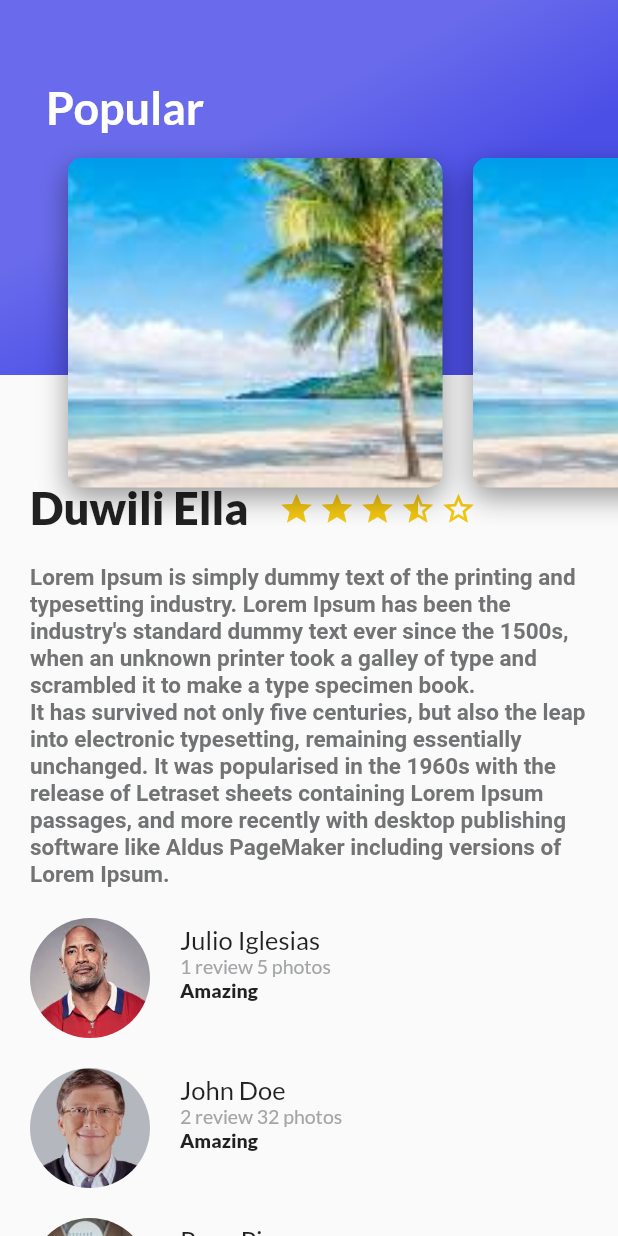
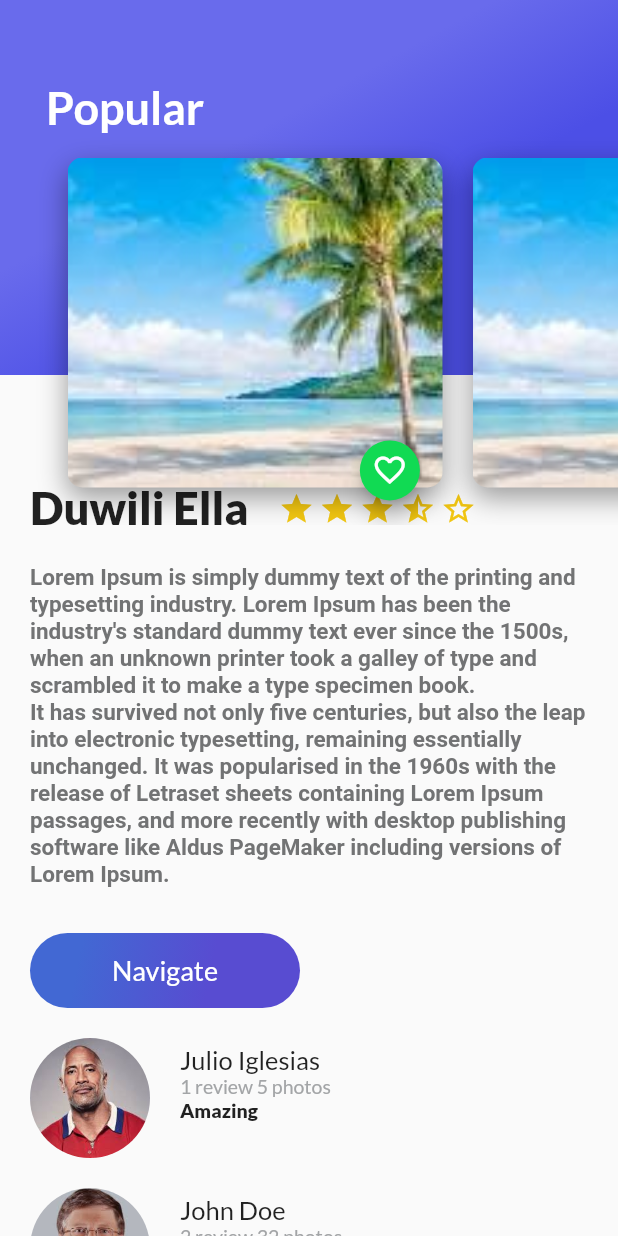
Before and after one commit to Camilost1404/Flutter_Basico, a Flutter app: the screen it shows after launch, on a phone screen of 412 x 824 dp. Run offline on Flutter 3.47's test engine with Material 2 defaults, Android fonts, the phone set to English and light mode, and no system bars; our stand-ins replace google_fonts; Roboto replaces fonts that are missing (Ubuntu).

Commit message:
Aplicando lo aprendido en el curso

```diff
--- a/lib/card_image.dart
+++ b/lib/card_image.dart
@@ -1,4 +1,5 @@
 import 'package:flutter/material.dart';
+import 'package:platzi_trips_app/floating_action_button_green.dart';
 
 class CardImage extends StatelessWidget {
   const CardImage({super.key, this.pathImage = 'assets/images/playa.jpg'});
@@ -24,6 +25,9 @@ class CardImage extends StatelessWidget {
           ]),
     );
 
-    return card;
+    return Stack(
+      alignment: const Alignment(0.9, 1.1),
+      children: [card, const FloatingActionButtonGreen()],
+    );
   }
 }
--- a/lib/description_place.dart
+++ b/lib/description_place.dart
@@ -1,5 +1,6 @@
 import 'package:flutter/material.dart';
 import 'package:google_fonts/google_fonts.dart';
+import 'package:platzi_trips_app/purple_button.dart';
 
 class DescriptionPlace extends StatelessWidget {
   const DescriptionPlace(
@@ -81,7 +82,8 @@ class DescriptionPlace extends StatelessWidget {
     );
 
     return Column(
-      children: [titleStars, description],
+      crossAxisAlignment: CrossAxisAlignment.start,
+      children: [titleStars, description, const PurpleButton()],
     );
   }
 }
--- /dev/null
+++ b/lib/floating_action_button_green.dart
@@ -0,0 +1,35 @@
+import 'package:flutter/material.dart';
+
+class FloatingActionButtonGreen extends StatefulWidget {
+  const FloatingActionButtonGreen({super.key});
+
+  @override
+  State<FloatingActionButtonGreen> createState() =>
+      _FloatingActionButtonGreenState();
+}
+
+class _FloatingActionButtonGreenState extends State<FloatingActionButtonGreen> {
+  bool _pressed = false;
+
+  void onPressedFav() {
+    setState(() {
+      _pressed = !_pressed;
+    });
+    ScaffoldMessenger.of(context).showSnackBar(SnackBar(
+        content: _pressed
+            ? const Text('Agregaste a Favoritos')
+            : const Text('Quitaste a Favoritos')));
+  }
+
+  @override
+  Widget build(BuildContext context) {
+    return FloatingActionButton(
+        backgroundColor: const Color(0xff11da53),
+        tooltip: 'Favorite',
+        mini: true,
+        child: Icon(_pressed ? Icons.favorite : Icons.favorite_border),
+        onPressed: () {
+          onPressedFav();
+        });
+  }
+}
--- /dev/null
+++ b/lib/purple_button.dart
@@ -0,0 +1,42 @@
+import 'package:flutter/material.dart';
+import 'package:google_fonts/google_fonts.dart';
+
+class PurpleButton extends StatelessWidget {
+  const PurpleButton({super.key, this.buttonText = 'Navigate'});
+
+  final String buttonText;
+
+  @override
+  Widget build(BuildContext context) {
+    return Container(
+      margin: const EdgeInsets.only(top: 30.0, left: 20.0, right: 20.0),
+      child: InkWell(
+          onTap: () {
+            ScaffoldMessenger.of(context)
+                .showSnackBar(const SnackBar(content: Text('Navegando')));
+          },
+          child: Container(
+            height: 50.0,
+            width: 180.0,
+            decoration: BoxDecoration(
+                borderRadius: BorderRadius.circular(30.0),
+                gradient: const LinearGradient(
+                  colors: [Color(0xFF4268D3), Color(0xFF584CD1)],
+                  begin: FractionalOffset(0.2, 0.0),
+                  end: FractionalOffset(1.0, 0.6),
+                  stops: [0.0, 0.6],
+                  tileMode: TileMode.clamp,
+                )),
+            child: Center(
+                child: Text(
+              buttonText,
+              style: GoogleFonts.lato(
+                  textStyle: const TextStyle(
+                fontSize: 18.0,
+                color: Colors.white,
+              )),
+            )),
+          )),
+    );
+  }
+}
```
